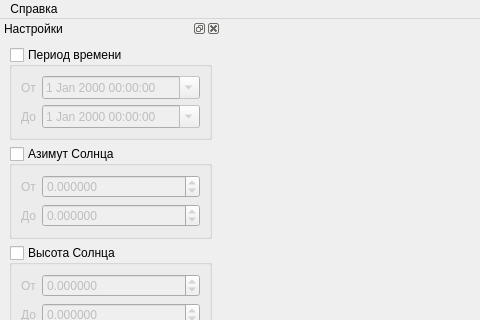
Before: the Qt Designer form src/geoPortal/ui/MainWindow.ui in AlexBobkov/hyexplorer, drawn with Qt 5; both pictures show x 0 to 480 and y 0 to 320 of the 800 by 893 pixel window.
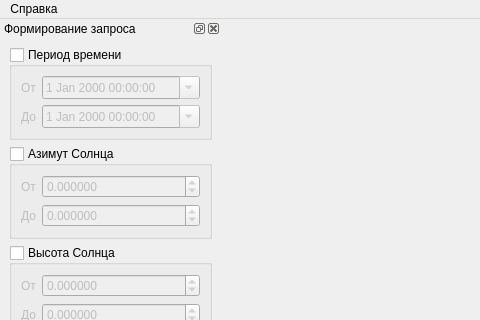
After: the same form once the commit is applied.

Commit message: Metadata widget stub

The edit to the form file:
```diff
--- a/src/geoPortal/ui/MainWindow.ui
+++ b/src/geoPortal/ui/MainWindow.ui
@@ -35,7 +35,7 @@
   <widget class="QStatusBar" name="statusbar"/>
   <widget class="QDockWidget" name="dockWidget">
    <property name="windowTitle">
-    <string>Настройки</string>
+    <string>Формирование запроса</string>
    </property>
    <attribute name="dockWidgetArea">
     <number>1</number>
```
The commit also changes 6 other files.
